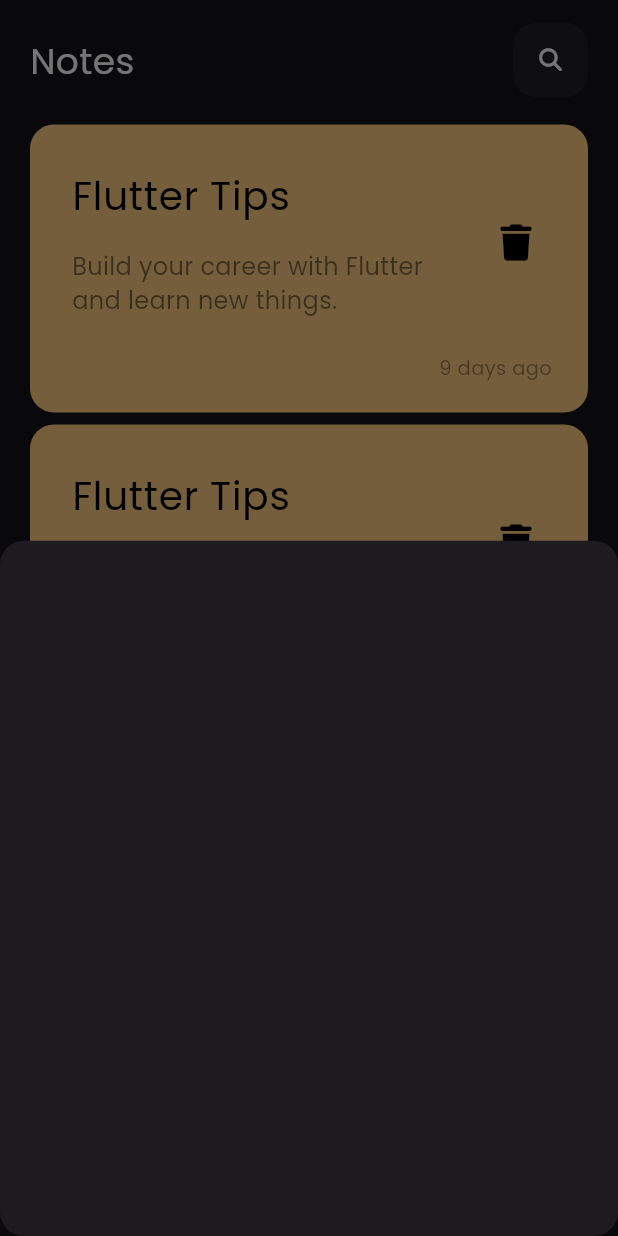
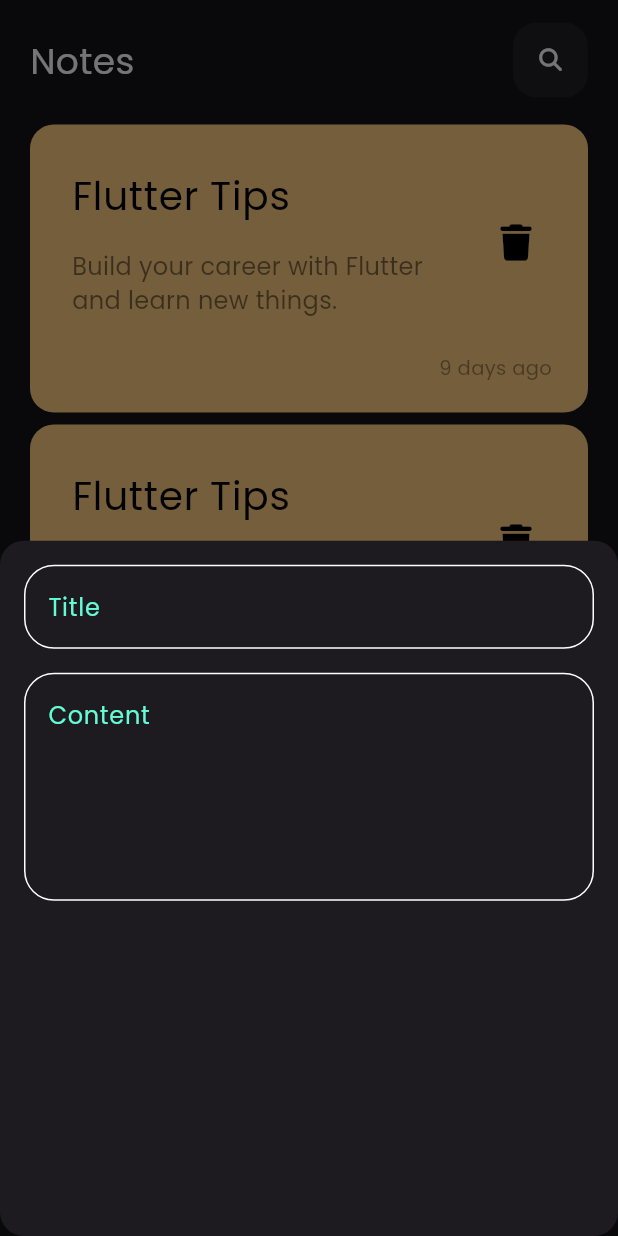
Before and after one commit to ahmed3ab3al/notes_app, a Flutter app: the screen it shows after launch, after a tap on an icon or button, on a phone screen of 412 x 824 dp. Run offline on Flutter 3.47's test engine with Material 3 defaults, Android fonts, the phone set to English and light mode, and no system bars; our stand-ins replace font_awesome_flutter.

Commit message:
custom form field for sheet

```diff
--- /dev/null
+++ b/lib/core/utils/colors.dart
@@ -0,0 +1,5 @@
+import 'package:flutter/material.dart';
+
+class AppColors {
+  static const Color primary = Color(0xff62FcD7);
+}
--- a/lib/core/widgets/custom_text_form_field.dart
+++ b/lib/core/widgets/custom_text_form_field.dart
@@ -1,22 +1,30 @@
 import 'package:flutter/material.dart';
+import 'package:notes_app/core/utils/colors.dart';
 
 class CustomTextFormField extends StatelessWidget {
-  const CustomTextFormField({super.key});
+  const CustomTextFormField(
+      {super.key, required this.hintText, this.maxLines = 1});
+  final String hintText;
+  final int maxLines;
 
   @override
   Widget build(BuildContext context) {
     return TextFormField(
+      cursorColor: AppColors.primary,
+      maxLines: maxLines,
       decoration: InputDecoration(
+        hintText: hintText,
+        hintStyle: const TextStyle(color: AppColors.primary),
         border: buildOutlineInputBorder(),
         enabledBorder: buildOutlineInputBorder(),
-        focusedBorder: buildOutlineInputBorder(Color(0xf)),
-        ),
+        focusedBorder: buildOutlineInputBorder(AppColors.primary),
+      ),
     );
   }
 
   OutlineInputBorder buildOutlineInputBorder([Color? color]) {
     return OutlineInputBorder(
-  borderRadius: BorderRadius.circular(20),
-  borderSide: const BorderSide(color: Colors.white),);
+        borderRadius: BorderRadius.circular(20),
+        borderSide: BorderSide(color: color ?? Colors.white));
   }
 }
--- a/lib/features/home/presentation/views/widgets/custom_floating_button.dart
+++ b/lib/features/home/presentation/views/widgets/custom_floating_button.dart
@@ -1,5 +1,6 @@
 import 'package:flutter/material.dart';
 import 'package:font_awesome_flutter/font_awesome_flutter.dart';
+import 'package:notes_app/core/utils/colors.dart';
 
 class CustomFloatingButton extends StatelessWidget {
   final VoidCallback onTap;
@@ -15,7 +16,7 @@ class CustomFloatingButton extends StatelessWidget {
           width: 58,
           height: 58,
           decoration: BoxDecoration(
-            color: Colors.cyanAccent.shade400,
+            color:AppColors.primary,
             borderRadius: BorderRadius.circular(30),
           ),
           child: const Icon(
--- a/lib/features/home/presentation/views/widgets/custom_note_sheet.dart
+++ b/lib/features/home/presentation/views/widgets/custom_note_sheet.dart
@@ -1,10 +1,27 @@
 import 'package:flutter/material.dart';
+import 'package:notes_app/core/widgets/custom_text_form_field.dart';
 
 class CustomNoteSheet extends StatelessWidget {
   const CustomNoteSheet({super.key});
 
   @override
   Widget build(BuildContext context) {
-    return Container();
+    return const Padding(
+        padding: EdgeInsets.symmetric(horizontal: 16),
+        child: Column(
+          children: [
+            SizedBox(
+              height: 16,
+            ),
+            CustomTextFormField(hintText: 'Title'),
+            SizedBox(
+              height: 16,
+            ),
+            CustomTextFormField(
+              hintText: 'Content',
+              maxLines: 5,
+            )
+          ],
+        ));
   }
 }
```
